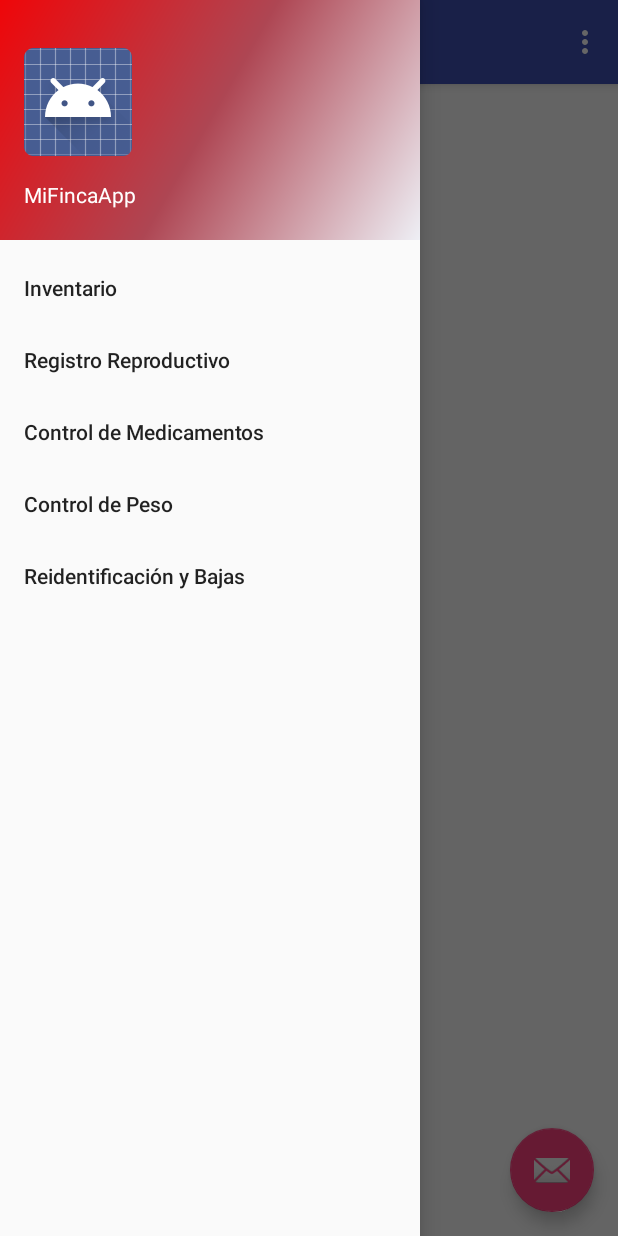
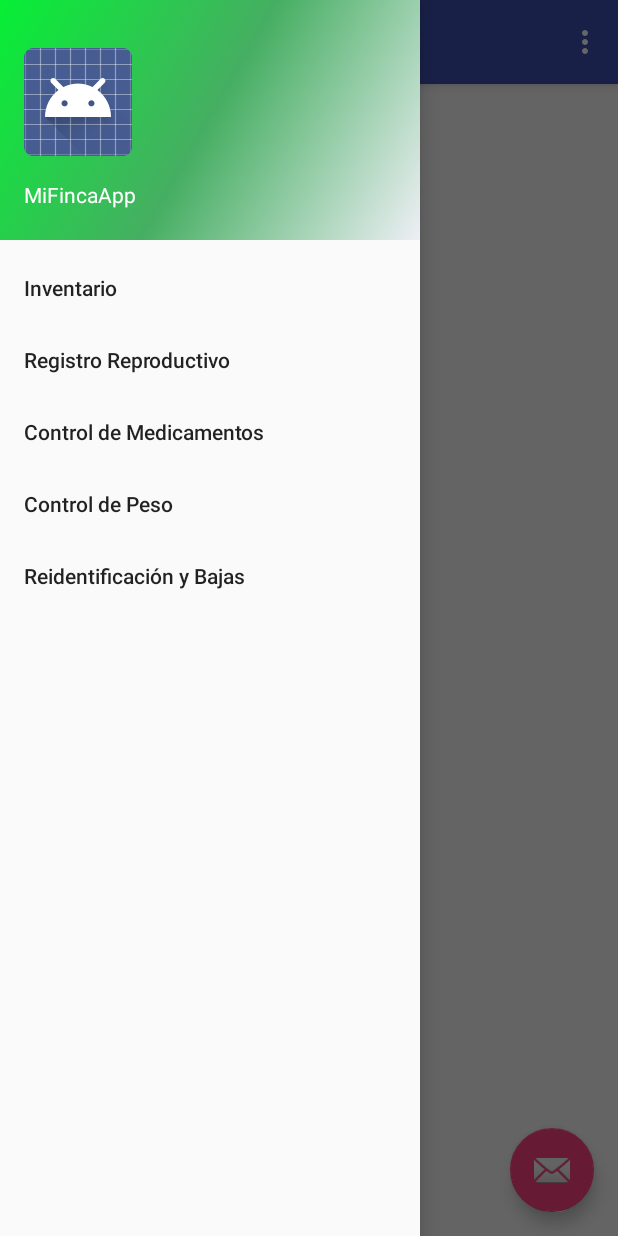
Before and after one commit to gromero211/MiFincaApp, an Android app: the screen it shows after launch (MainActivity), with the side drawer open, on a phone screen of 412 x 824 dp. Run offline under Robolectric (Android 15) with nearby library versions, the phone set to English and light mode, and no system bars.

Commit message:
Cambio de color Header-Drawer

```diff
--- a/app/src/main/res/drawable/side_nav_bar.xml
+++ b/app/src/main/res/drawable/side_nav_bar.xml
@@ -2,8 +2,8 @@
     android:shape="rectangle">
     <gradient
         android:angle="135"
-        android:centerColor="#ae4653"
-        android:endColor="#ef0609"
+        android:centerColor="#46ae62"
+        android:endColor="#06ef35"
         android:startColor="#eeeff5"
         android:type="linear" />
 </shape>
```
